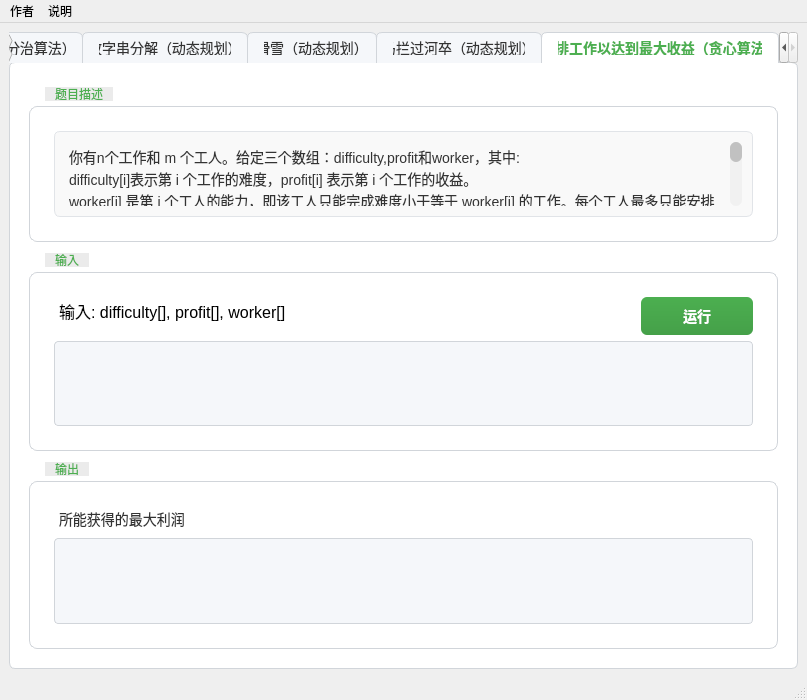
Before: the Qt Designer form mainwindow.ui in Mengxun326/AlgorithmDesign, drawn with Qt 5.
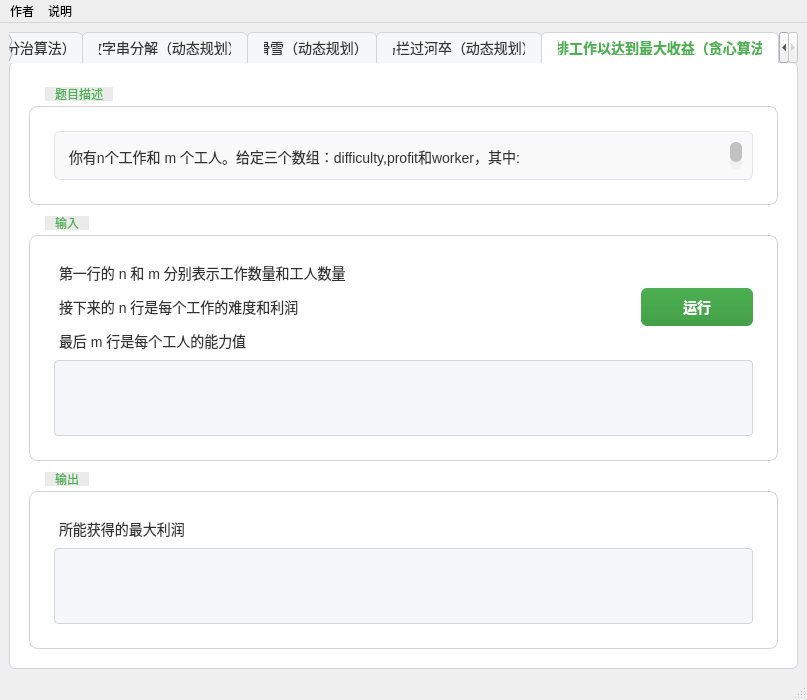
After: the same form once the commit is applied.

Commit message:
完成算法实现
2025.5.12

Patch:
```diff
--- a/mainwindow.ui
+++ b/mainwindow.ui
@@ -2088,7 +2088,7 @@
           </property>
           <layout class="QGridLayout" name="gridLayout_23">
            <item row="0" column="1" alignment="Qt::AlignmentFlag::AlignRight">
-            <widget class="QPushButton" name="pushButton_6">
+            <widget class="QPushButton" name="pushButton_4">
              <property name="maximumSize">
               <size>
                <width>112</width>
@@ -3241,6 +3241,9 @@
     color: #333333;
 }</string>
              </property>
+             <property name="readOnly">
+              <bool>true</bool>
+             </property>
              <property name="plainText">
               <string>你有n个工作和 m 个工人。给定三个数组：difficulty,profit和worker，其中:
 difficulty[i]表示第 i 个工作的难度，profit[i] 表示第 i 个工作的收益。
@@ -3312,7 +3315,7 @@
           </property>
           <layout class="QGridLayout" name="gridLayout_30">
            <item row="0" column="1" alignment="Qt::AlignmentFlag::AlignRight">
-            <widget class="QPushButton" name="pushButton_8">
+            <widget class="QPushButton" name="pushButton_6">
              <property name="maximumSize">
               <size>
                <width>112</width>
@@ -3427,7 +3430,7 @@
 }</string>
              </property>
              <property name="text">
-              <string>&lt;html&gt;&lt;head/&gt;&lt;body&gt;&lt;p&gt;&lt;span style=&quot; font-family:'宋体'; font-size:12pt; color:#000000;&quot;&gt;输入&lt;/span&gt;&lt;span style=&quot; font-family:'Times New Roman','serif'; font-size:12pt; color:#000000;&quot;&gt;: difficulty[], profit[], worker[]&lt;/span&gt;&lt;/p&gt;&lt;/body&gt;&lt;/html&gt;</string>
+              <string>&lt;html&gt;&lt;head/&gt;&lt;body&gt;&lt;p&gt;第一行的 n 和 m 分别表示工作数量和工人数量&lt;/p&gt;&lt;p&gt;接下来的 n 行是每个工作的难度和利润&lt;/p&gt;&lt;p&gt;最后 m 行是每个工人的能力值&lt;/p&gt;&lt;/body&gt;&lt;/html&gt;</string>
              </property>
             </widget>
            </item>
@@ -3673,6 +3676,9 @@
     color: #666666;
 }</string>
              </property>
+             <property name="readOnly">
+              <bool>true</bool>
+             </property>
             </widget>
            </item>
           </layout>
```
Left out of the diff: 72 changed lines with no effect on the pictures. The commit also changes 2 other files.
